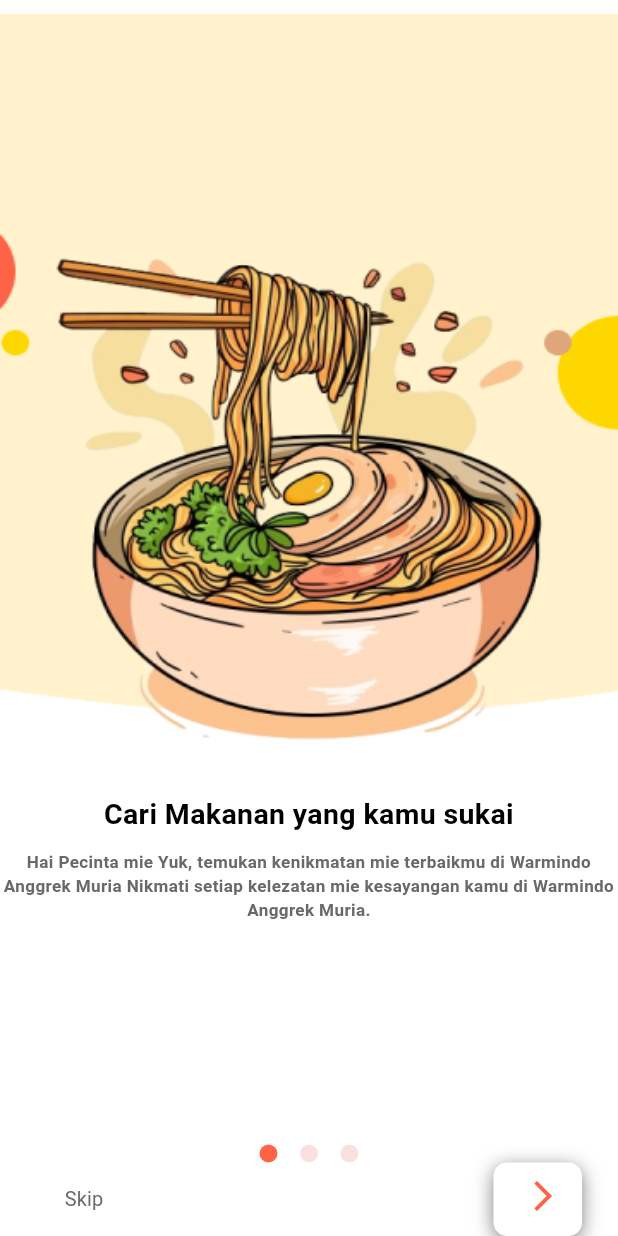
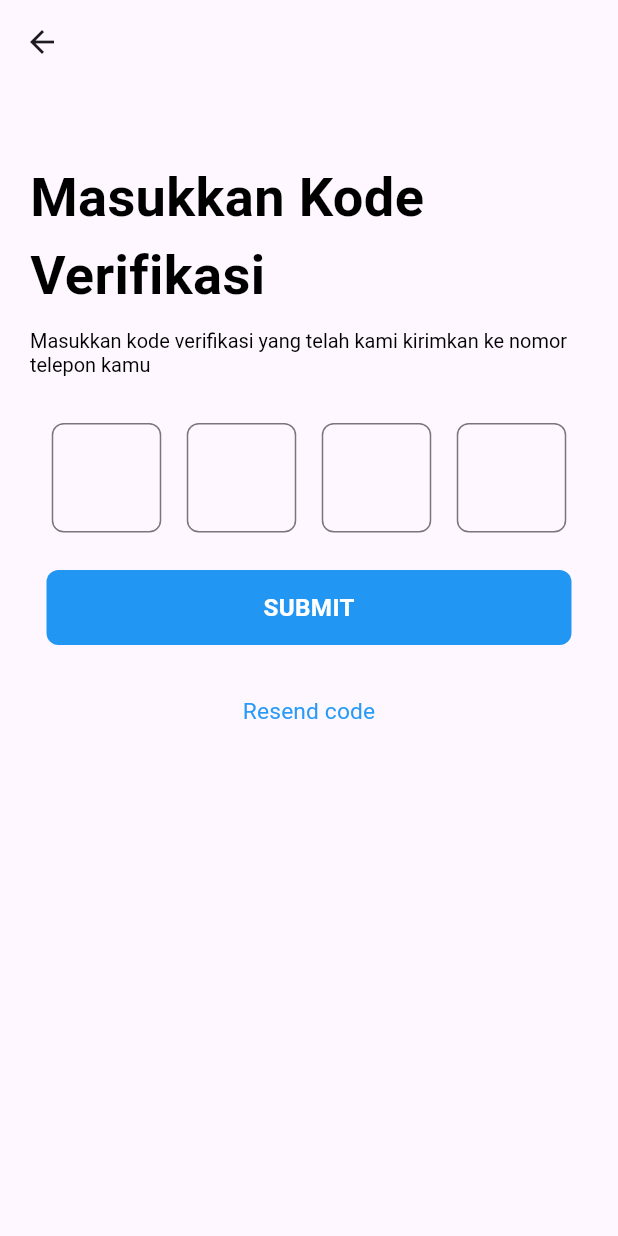
Before and after one commit to Shade2012/warmindo_user_ui, a Flutter app: the screen it shows after launch, on a phone screen of 412 x 824 dp. Run offline on Flutter 3.47's test engine with Material 3 defaults, Android fonts, the phone set to English and light mode, and no system bars; drawn by our look-alikes of smooth_page_indicator; our stand-ins replace flutter_svg, get, google_fonts; Roboto replaces fonts that are missing (Oxygen).

Commit message:
style: [AF] style veritification-code-page

```diff
--- a/lib/pages/veritification_page/controller/veritification_controller.dart
+++ b/lib/pages/veritification_page/controller/veritification_controller.dart
@@ -2,4 +2,5 @@ import 'package:get/get.dart';
 
 class VeritificationController extends GetxController {
 
+
 }
--- a/lib/pages/veritification_page/view/veritification_page.dart
+++ b/lib/pages/veritification_page/view/veritification_page.dart
@@ -1,13 +1,109 @@
 import 'package:flutter/material.dart';
+import 'package:get/get.dart';
+import 'package:warmindo_user_ui/pages/register_page/controller/register_controller.dart';
+import 'package:warmindo_user_ui/routes/AppPages.dart';
+import 'package:warmindo_user_ui/utils/themes/textstyle_themes.dart';
+import 'package:warmindo_user_ui/widget/otp_textfield.dart';
 
-class VeritificationPage extends StatelessWidget {
-  const VeritificationPage({super.key});
+class VerificationPage extends StatelessWidget {
+  final RegisterController registerController = Get.put(RegisterController());
+  final _codeController1 = TextEditingController();
+  final _codeController2 = TextEditingController();
+  final _codeController3 = TextEditingController();
+  final _codeController4 = TextEditingController();
 
   @override
   Widget build(BuildContext context) {
-    return const Scaffold(
-      body: Center(
-        child: Text('Veritification Page'),
-    ));
+    return Scaffold(
+      appBar: AppBar(
+        leading: IconButton(
+          icon: Icon(Icons.arrow_back),
+          onPressed: () {
+            Get.offNamed(Routes.REGISTER_PAGE);
+          },
+        ),
+      ),
+      body: SingleChildScrollView(
+        child: Container(
+          padding: EdgeInsets.all(20),
+          child: Column(
+            crossAxisAlignment:
+                CrossAxisAlignment.center, // Set cross axis alignment to center
+            children: <Widget>[
+              SizedBox(height: 30), // Add some spacing
+              Text(
+                'Masukkan Kode Verifikasi',
+                style: headerboldverifyTextStyle,
+                textAlign: TextAlign.start, // Align text to center
+              ),
+              SizedBox(height: 10),
+              RichText(
+                textAlign: TextAlign.start, // Align text to center
+                text: TextSpan(
+                  style: subheaderverifyTextStyle,
+                  children: <TextSpan>[
+                    TextSpan(
+                      text:
+                          'Masukkan kode verifikasi yang telah kami kirimkan ke nomor telepon kamu ',
+                    ),
+                    TextSpan(
+                      text: '${registerController.ctrPhone2.value}',
+                      style: boldphoneNumberTextStyle,
+                    ),
+                  ],
+                ),
+              ),
+              SizedBox(height: 30),
+              Row(
+                mainAxisAlignment: MainAxisAlignment.center,
+                children: <Widget>[
+                  VerificationCodeInput(
+                      key: UniqueKey(), controller: _codeController1, index: 1),
+                  SizedBox(width: 17),
+                  VerificationCodeInput(
+                      key: UniqueKey(), controller: _codeController2, index: 2),
+                  SizedBox(width: 17),
+                  VerificationCodeInput(
+                      key: UniqueKey(), controller: _codeController3, index: 3),
+                  SizedBox(width: 17),
+                  VerificationCodeInput(
+                      key: UniqueKey(), controller: _codeController4, index: 4),
+                ],
+              ),
+              SizedBox(height: 25),
+              Container(
+                width: 350,
+                height: 50,
+                decoration: BoxDecoration(
+                  color: Colors.blue, // Warna latar belakang
+                  borderRadius: BorderRadius.circular(8), // Border radius
+                ),
+                child: GestureDetector(
+                  onTap: () {
+                    print('Verification code: ${_codeController1.text}${_codeController2.text}${_codeController3.text}${_codeController4.text}');
+                  },
+                  child: Center(
+                    child: Text(
+                      'SUBMIT',
+                      style: whiteboldTextStyle
+                    ),
+                  ),
+                ),
+              ),
+
+              SizedBox(height: 20.0),
+              // Button to resend the verification code
+              TextButton(
+                onPressed: () {
+                  // Add logic to resend the code
+                  print('Resend code');
+                },
+                child: Text('Resend code', style: bluelinkTextStyle,),
+              ),
+            ],
+          ),
+        ),
+      ),
+    );
   }
 }
--- a/lib/routes/AppPages.dart
+++ b/lib/routes/AppPages.dart
@@ -48,7 +48,7 @@ class AppPages {
   AppPages._();
 
 
-  static const INITIAL = Routes.ONBOARD_PAGE;
+  static const INITIAL = Routes.VERITIFICATION_PAGE;
 
   static final routes = [
     GetPage(
@@ -130,7 +130,7 @@ class AppPages {
         transitionDuration: const Duration(milliseconds: 500)),
     GetPage(
         name: _Paths.VERITIFICATION_PAGE,
-        page: () => VeritificationPage(),
+        page: () => VerificationPage(),
         binding: VeritificationBinding(),
         transition: Transition.fadeIn,
         transitionDuration: const Duration(milliseconds: 500)),
--- a/lib/utils/themes/textstyle_themes.dart
+++ b/lib/utils/themes/textstyle_themes.dart
@@ -12,6 +12,7 @@ Color primaryTextColor = Color(0xFF000000);
 Color secondaryTextColor = Color(0xFFffffff);
 Color greyTextColor = Color(0xFF696969);
 Color greenTextColor = Color(0xFF007F6D);
+Color bluelinkTextColor = Color(0xFF289BF6);
 
 
 TextStyle onboardingHeaderTextStyle = GoogleFonts.oxygen(
@@ -60,14 +61,40 @@ TextStyle regularTextStyle = GoogleFonts.oxygen(
   textStyle:TextStyle(
       color: primaryTextColor,
       fontWeight: FontWeight.normal,
-      fontSize: figmaFontsize(17)
-  )
-);
+      fontSize: figmaFontsize(17)));
 
 TextStyle whiteboldTextStyle = GoogleFonts.oxygen(
     textStyle:TextStyle(
         color: secondaryTextColor,
         fontWeight: FontWeight.bold,
-        fontSize: figmaFontsize(17)
-    )
-);
+        fontSize: figmaFontsize(17)));
+
+TextStyle headerboldverifyTextStyle = GoogleFonts.oxygen(
+    textStyle:TextStyle(
+        color: primaryTextColor,
+        fontWeight: FontWeight.bold,
+        fontSize: figmaFontsize(38)));
+
+TextStyle subheaderverifyTextStyle = GoogleFonts.oxygen(
+    textStyle:TextStyle(
+        color: primaryTextColor,
+        fontWeight: FontWeight.normal,
+        fontSize: figmaFontsize(14)));
+
+TextStyle boldphoneNumberTextStyle = GoogleFonts.oxygen(
+    textStyle: TextStyle(
+        color: primaryTextColor,
+        fontWeight: FontWeight.bold,
+        fontSize: figmaFontsize(14)));
+
+TextStyle boldcodeTextStyle = GoogleFonts.oxygen(
+    textStyle: TextStyle(
+        color: primaryTextColor,
+        fontWeight: FontWeight.bold,
+        fontSize: figmaFontsize(30)));
+
+TextStyle bluelinkTextStyle = GoogleFonts.oxygen(
+    textStyle: TextStyle(
+        color: bluelinkTextColor,
+        fontWeight: FontWeight.normal,
+        fontSize: figmaFontsize(16)));
--- /dev/null
+++ b/lib/widget/otp_textfield.dart
@@ -0,0 +1,46 @@
+import 'package:flutter/material.dart';
+import 'package:warmindo_user_ui/utils/themes/textstyle_themes.dart';
+
+class VerificationCodeInput extends StatelessWidget {
+  final TextEditingController controller;
+  final int index;
+
+  const VerificationCodeInput({
+    required this.controller,
+    required this.index,
+    required Key key,
+  }) : super(key: key);
+
+  @override
+  Widget build(BuildContext context) {
+    return Container(
+      width: 73,
+      height: 73,
+      child: Align(
+        alignment: Alignment.center,
+        child: TextField(
+          controller: controller,
+          keyboardType: TextInputType.number,
+          maxLength: 1,
+          textAlign: TextAlign.center,
+          onChanged: (String value) {
+            if (value.length == 1) {
+              if (index == 4) {
+                FocusScope.of(context).unfocus();
+              } else {
+                FocusScope.of(context).nextFocus();
+              }
+            }
+          },
+          decoration: InputDecoration(
+            counterText: '',
+            border: OutlineInputBorder(
+              borderRadius: BorderRadius.circular(8.0),
+            ),
+          ),
+          style: boldcodeTextStyle,
+        ),
+      ),
+    );
+  }
+}
```
